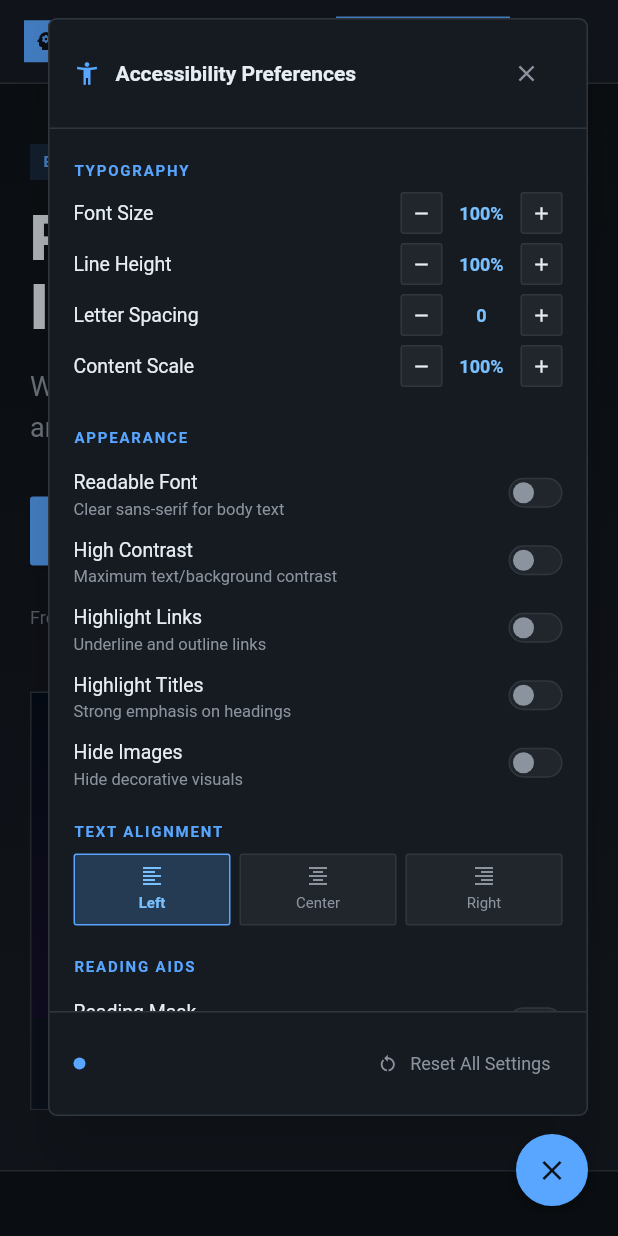
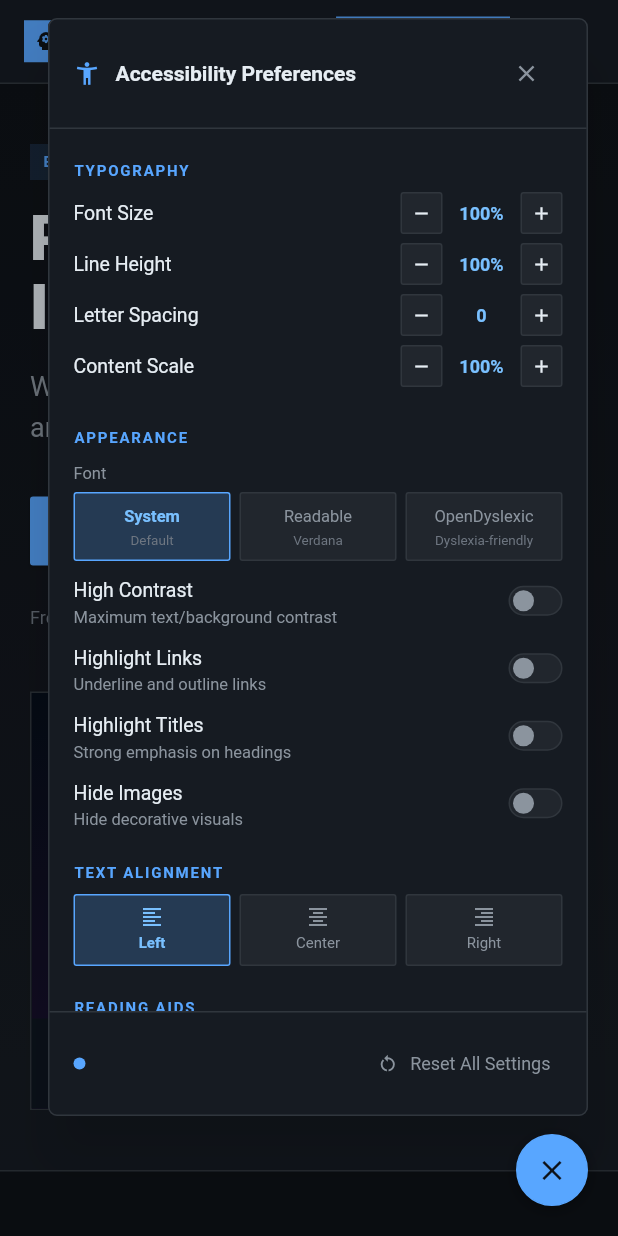
Before and after one commit to Derekshakk/burnout_simulator, a Flutter app: the screen it shows after launch, after a tap on the "menu" icon, after a tap on "Home", after a tap on the "accessibility new" icon, on a phone screen of 412 x 824 dp. Run offline on Flutter 3.47's test engine with Material 3 defaults, Android fonts, the phone set to English and light mode, and no system bars; our stand-ins replace shared_preferences; missing offline and left inert: dart:html; accounts and stored records are empty.

Commit message:
new stufff

```diff
--- a/lib/accessibility/accessibility_panel.dart
+++ b/lib/accessibility/accessibility_panel.dart
@@ -1,6 +1,6 @@
 import 'package:flutter/material.dart';
 import '../app/theme.dart';
-import 'accessibility_state.dart';
+import 'accessibility_state.dart' show AccessibilityState, FontChoice;
 import 'tts_controller.dart';
 import 'tts_service.dart';
 
@@ -240,12 +240,8 @@
         ),
         const SizedBox(height: 8),
         _SectionLabel('Appearance'),
-        _ToggleRow(
-          label: 'Readable Font',
-          value: a11y.readableFont,
-          onToggle: a11y.toggleReadableFont,
-          description: 'Clear sans-serif for body text',
-        ),
+        _FontChoiceGroup(a11y: a11y),
+        const SizedBox(height: 4),
         _ToggleRow(
           label: 'High Contrast',
           value: a11y.highContrast,
@@ -553,6 +549,116 @@
             decoration: BoxDecoration(
               color: value ? AppColors.textPrimary : AppColors.textSecondary,
               shape: BoxShape.circle,
+            ),
+          ),
+        ),
+      ),
+    );
+  }
+}
+
+/// Three-way font selector: System / Readable (Verdana) / OpenDyslexic.
+/// Only one option can be active at a time, so there is no conflicting state.
+class _FontChoiceGroup extends StatelessWidget {
+  final AccessibilityState a11y;
+
+  const _FontChoiceGroup({required this.a11y});
+
+  @override
+  Widget build(BuildContext context) {
+    return Column(
+      crossAxisAlignment: CrossAxisAlignment.stretch,
+      children: [
+        Text(
+          'Font',
+          style: TextStyle(color: AppColors.textSecondary, fontSize: 11),
+        ),
+        const SizedBox(height: 4),
+        Row(
+          children: [
+            _FontButton(
+              label: 'System',
+              description: 'Default',
+              selected: a11y.fontChoice == FontChoice.system,
+              onTap: () => a11y.setFontChoice(FontChoice.system),
+            ),
+            const SizedBox(width: 6),
+            _FontButton(
+              label: 'Readable',
+              description: 'Verdana',
+              selected: a11y.fontChoice == FontChoice.readable,
+              onTap: () => a11y.setFontChoice(FontChoice.readable),
+            ),
+            const SizedBox(width: 6),
+            _FontButton(
+              label: 'OpenDyslexic',
+              description: 'Dyslexia-friendly',
+              selected: a11y.fontChoice == FontChoice.openDyslexic,
+              onTap: () => a11y.setFontChoice(FontChoice.openDyslexic),
+            ),
+          ],
+        ),
+      ],
+    );
+  }
+}
+
+class _FontButton extends StatelessWidget {
+  final String label;
+  final String description;
+  final bool selected;
+  final VoidCallback onTap;
+
+  const _FontButton({
+    required this.label,
+    required this.description,
+    required this.selected,
+    required this.onTap,
+  });
+
+  @override
+  Widget build(BuildContext context) {
+    return Expanded(
+      child: Semantics(
+        label: 'Font: $label — $description',
+        selected: selected,
+        button: true,
+        child: InkWell(
+          onTap: onTap,
+          borderRadius: BorderRadius.circular(2),
+          child: Container(
+            padding: const EdgeInsets.symmetric(vertical: 6, horizontal: 4),
+            decoration: BoxDecoration(
+              color: selected
+                  ? AppColors.accent.withValues(alpha: 0.22)
+                  : AppColors.surfaceVariant,
+              border: Border.all(
+                color: selected ? AppColors.accent : AppColors.border,
+                width: 1,
+              ),
+              borderRadius: BorderRadius.circular(2),
+            ),
+            child: Column(
+              children: [
+                Text(
+                  label,
+                  style: TextStyle(
+                    color: selected
+                        ? AppColors.focusColor
+                        : AppColors.textSecondary,
+                    fontSize: 11,
+                    fontWeight: selected ? FontWeight.w600 : FontWeight.w400,
+                  ),
+                  textAlign: TextAlign.center,
+                  overflow: TextOverflow.ellipsis,
+                ),
+                Text(
+                  description,
+                  style: TextStyle(color: AppColors.textMuted, fontSize: 9),
+                  textAlign: TextAlign.center,
+                  overflow: TextOverflow.ellipsis,
+                ),
+              ],
             ),
           ),
         ),
--- a/lib/accessibility/accessibility_state.dart
+++ b/lib/accessibility/accessibility_state.dart
@@ -1,12 +1,25 @@
 import 'package:flutter/material.dart';
 import 'package:shared_preferences/shared_preferences.dart';
+
+/// Which font family the user has selected for the whole app.
+enum FontChoice {
+  /// Use the app's default system font stack.
+  system,
+
+  /// Verdana — a clear, widely-spaced sans-serif for readability.
+  readable,
+
+  /// OpenDyslexic — a typeface designed to reduce letter confusion for
+  /// readers with dyslexia.
+  openDyslexic,
+}
 
 class AccessibilityState extends ChangeNotifier {
   static const _kFontSize = 'a11y_fontSizeScale';
   static const _kLineHeight = 'a11y_lineHeightScale';
   static const _kLetterSpacing = 'a11y_letterSpacingDelta';
   static const _kContentScale = 'a11y_contentScale';
-  static const _kReadableFont = 'a11y_readableFont';
+  static const _kFontChoice = 'a11y_fontChoice';
   static const _kHighContrast = 'a11y_highContrast';
   static const _kTextAlign = 'a11y_textAlign';
   static const _kHighlightLinks = 'a11y_highlightLinks';
@@ -21,7 +34,7 @@
   double lineHeightScale = 1.0;
   double letterSpacingDelta = 0.0;
   double contentScale = 1.0;
-  bool readableFont = false;
+  FontChoice fontChoice = FontChoice.system;
   bool highContrast = false;
   TextAlign textAlign = TextAlign.start;
   bool highlightLinks = false;
@@ -34,12 +47,18 @@
 
   SharedPreferences? _prefs;
 
+  /// Convenience getter — true when Verdana is the active font.
+  bool get readableFont => fontChoice == FontChoice.readable;
+
+  /// Convenience getter — true when OpenDyslexic is the active font.
+  bool get openDyslexicFont => fontChoice == FontChoice.openDyslexic;
+
   bool get hasAnyChange =>
       fontSizeScale != 1.0 ||
       lineHeightScale != 1.0 ||
       letterSpacingDelta != 0.0 ||
       contentScale != 1.0 ||
-      readableFont ||
+      fontChoice != FontChoice.system ||
       highContrast ||
       textAlign != TextAlign.start ||
       highlightLinks ||
@@ -55,7 +74,15 @@
     lineHeightScale = _prefs!.getDouble(_kLineHeight) ?? 1.0;
     letterSpacingDelta = _prefs!.getDouble(_kLetterSpacing) ?? 0.0;
     contentScale = _prefs!.getDouble(_kContentScale) ?? 1.0;
-    readableFont = _prefs!.getBool(_kReadableFont) ?? false;
+    // Migrate from the old bool key if the new int key is absent.
+    final fontChoiceIdx = _prefs!.getInt(_kFontChoice);
+    if (fontChoiceIdx != null) {
+      fontChoice = FontChoice
+          .values[fontChoiceIdx.clamp(0, FontChoice.values.length - 1)];
+    } else {
+      final oldReadable = _prefs!.getBool('a11y_readableFont') ?? false;
+      fontChoice = oldReadable ? FontChoice.readable : FontChoice.system;
+    }
     highContrast = _prefs!.getBool(_kHighContrast) ?? false;
     final alignIdx = _prefs!.getInt(_kTextAlign) ?? 0;
     textAlign =
@@ -77,7 +104,7 @@
     p.setDouble(_kLineHeight, lineHeightScale);
     p.setDouble(_kLetterSpacing, letterSpacingDelta);
     p.setDouble(_kContentScale, contentScale);
-    p.setBool(_kReadableFont, readableFont);
+    p.setInt(_kFontChoice, fontChoice.index);
     p.setBool(_kHighContrast, highContrast);
     p.setInt(_kTextAlign, textAlign.index);
     p.setBool(_kHighlightLinks, highlightLinks);
@@ -113,8 +140,17 @@
     notifyListeners();
   }
 
+  void setFontChoice(FontChoice choice) {
+    fontChoice = choice;
+    _save();
+    notifyListeners();
+  }
+
+  /// Kept for call-sites that only care about toggling Verdana on/off.
   void toggleReadableFont() {
-    readableFont = !readableFont;
+    fontChoice = fontChoice == FontChoice.readable
+        ? FontChoice.system
+        : FontChoice.readable;
     _save();
     notifyListeners();
   }
@@ -178,7 +214,7 @@
     lineHeightScale = 1.0;
     letterSpacingDelta = 0.0;
     contentScale = 1.0;
-    readableFont = false;
+    fontChoice = FontChoice.system;
     highContrast = false;
     textAlign = TextAlign.start;
     highlightLinks = false;
--- a/lib/app/theme.dart
+++ b/lib/app/theme.dart
@@ -1,5 +1,6 @@
 import 'package:flutter/material.dart';
-import '../accessibility/accessibility_state.dart';
+import '../accessibility/accessibility_state.dart'
+    show AccessibilityState, FontChoice;
 
 /// A complete color palette. Two instances exist — the default dark palette and
 /// the high-contrast palette — and [AppColors] exposes whichever is active.
@@ -153,9 +154,7 @@
 }
 
 class AppTheme {
-  /// Readable-font family. Verdana is bundled as an asset (see pubspec.yaml) so
-  /// it renders on every platform, including the web CanvasKit renderer which
-  /// only honors bundled fonts. The fallback stack covers non-web targets.
+  /// Bundled font families (see pubspec.yaml / fonts/).
   static const String readableFontFamily = 'Verdana';
   static const List<String> readableFontFallback = <String>[
     'Tahoma',
@@ -166,8 +165,23 @@
     'sans-serif',
   ];
 
+  static const String openDyslexicFontFamily = 'OpenDyslexic';
+  static const List<String> openDyslexicFontFallback = <String>['sans-serif'];
+
   /// Applies AccessibilityState typography overrides on top of a base theme.
   static ThemeData withA11y(ThemeData base, AccessibilityState a11y) {
+    final (
+      String? overrideFamily,
+      List<String>? overrideFallback,
+    ) = switch (a11y.fontChoice) {
+      FontChoice.readable => (readableFontFamily, readableFontFallback),
+      FontChoice.openDyslexic => (
+        openDyslexicFontFamily,
+        openDyslexicFontFallback,
+      ),
+      FontChoice.system => (null, null),
+    };
+
     TextStyle applyA11y(TextStyle? s) {
       final style = s ?? const TextStyle();
       final baseHeight = style.height ?? 1.4;
@@ -175,10 +189,8 @@
       return style.copyWith(
         height: (baseHeight * a11y.lineHeightScale).clamp(0.8, 3.0),
         letterSpacing: (baseSpacing + a11y.letterSpacingDelta).clamp(-0.5, 8.0),
-        fontFamily: a11y.readableFont ? readableFontFamily : style.fontFamily,
-        fontFamilyFallback: a11y.readableFont
-            ? readableFontFallback
-            : style.fontFamilyFallback,
+        fontFamily: overrideFamily ?? style.fontFamily,
+        fontFamilyFallback: overrideFallback ?? style.fontFamilyFallback,
       );
     }
 
--- a/lib/data/jordan_character.dart
+++ b/lib/data/jordan_character.dart
@@ -4,7 +4,7 @@
   id: 'jordan',
   name: 'Jordan',
   age: 17,
-  context: 'High school junior',
+  context: 'High school student',
   shortDescription:
       'Jordan navigates a world built for neurotypical processing. Routines provide stability, sensory environments affect capacity, and masking — performing expected social behavior — has a real and cumulative energy cost.',
   neurodivergenceType: 'Autism',
```
Also changed, not shown: fonts/OFL-OpenDyslexic.txt (added, +94 -0 lines), pubspec.yaml (+10 -0 lines), fonts/OpenDyslexic-Bold.otf (added), fonts/OpenDyslexic-BoldItalic.otf (added), fonts/OpenDyslexic-Italic.otf (added), fonts/OpenDyslexic-Regular.otf (added), 3 other files.
